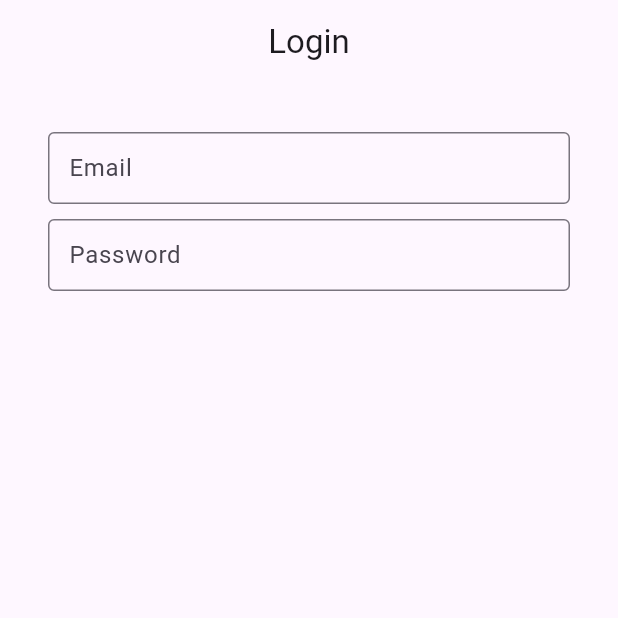
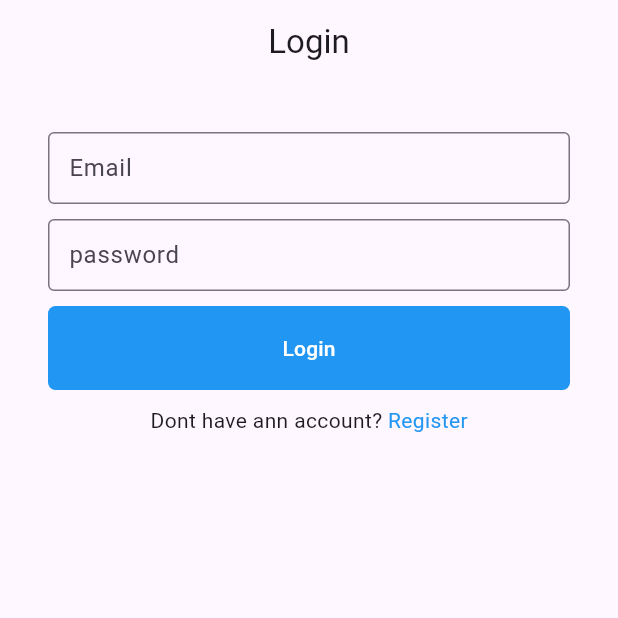
Before and after one commit to Huzaifa-Afraz/flutter-with-laravel, a Flutter app: the screen it shows after launch, on a phone screen of 412 x 824 dp, the top half of it. Run offline on Flutter 3.47's test engine with Material 3 defaults, Android fonts, the phone set to English and light mode, and no system bars; our stand-ins replace fluttertoast, shared_preferences; missing offline and left inert: dart:ffi.

Commit message:
login, registration and logout functionality complete

```diff
--- a/lib/constant.dart
+++ b/lib/constant.dart
@@ -1,8 +1,12 @@
 //     url
+import 'package:flutter/material.dart';
+// import 'package:fluttertoast/fluttertoast.dart';
+import 'package:fluttertoast/fluttertoast.dart';
+
 const baseURL = 'http://127.0.0.1:8000';
-const loginURL = '$baseURL/login';
-const registerURL = '$baseURL/register';
-const logoutURL = '$baseURL/logout';
+const loginURL = '$baseURL/api/login';
+const registerURL = '$baseURL/api/register';
+const logoutURL = '$baseURL/api/logout';
 const userURL = '$baseURL/user';
 const postsURL = '$baseURL/posts';
 const commentsURL = '$baseURL/comments';
@@ -11,3 +15,73 @@ const commentsURL = '$baseURL/comments';
 const serverError = 'server error';
 const unauthorizedError = 'unauthorized';
 const somethingwentwrongError = 'some thing went wrong';
+
+InputDecoration inpDecoration(String label) {
+  return InputDecoration(
+      labelText: label,
+      contentPadding: EdgeInsets.all(10),
+      border: OutlineInputBorder(
+          borderSide: BorderSide(width: 1, color: Colors.black)));
+}
+
+// buttons
+
+TextButton txtButton(String name, Function onpressed) {
+  return (TextButton(
+    onPressed: () => onpressed(),
+    child: Text(
+      name,
+      style: TextStyle(color: Colors.white),
+    ),
+    style: ButtonStyle(
+      backgroundColor: MaterialStateColor.resolveWith((states) => Colors.blue),
+      padding: MaterialStateProperty.resolveWith(
+          (states) => const EdgeInsets.symmetric(vertical: 18)),
+      shape:
+          MaterialStateProperty.resolveWith((states) => RoundedRectangleBorder(
+                borderRadius: BorderRadius.circular(5.0),
+              )),
+    ),
+  ));
+}
+
+// remember register
+Row remRegister(String text, String label, Function onTap) {
+  return Row(
+    mainAxisAlignment: MainAxisAlignment.center,
+    children: [
+      Text(text),
+      GestureDetector(
+        child: Text(
+          label,
+          style: TextStyle(color: Colors.blue),
+        ),
+        onTap: () => onTap(),
+      )
+    ],
+  );
+}
+
+// show SnackBar
+// void showSnackBar(BuildContext context, String message) {
+//   ScaffoldMessenger.of(context).showSnackBar(
+//     SnackBar(content: Text(message)),
+//   );
+// }
+void showSnackBar(BuildContext context, String message) {
+  ScaffoldMessenger.of(context).showSnackBar(
+    SnackBar(content: Text(message)),
+  );
+}
+
+void showNotification(String message) {
+  Fluttertoast.showToast(
+    msg: message,
+    toastLength: Toast.LENGTH_SHORT,
+    gravity: ToastGravity.BOTTOM,
+    timeInSecForIosWeb: 1,
+    backgroundColor: Colors.red,
+    textColor: Colors.white,
+    fontSize: 16.0,
+  );
+}
--- a/lib/models/User.dart
+++ b/lib/models/User.dart
@@ -11,6 +11,6 @@ class User {
         name: json['user']['name'],
         image: json['user']['image'],
         email: json['user']['email'],
-        token: json['user']['token']);
+        token: json['token']);
   }
 }
--- a/lib/screens/loading.dart
+++ b/lib/screens/loading.dart
@@ -33,8 +33,17 @@ class _LoadingState extends State<Loading> {
           (route) => false,
         );
       } else {
-        ScaffoldMessenger.of(context)
-            .showSnackBar(SnackBar(content: Text('${responce.error}')));
+        // ScaffoldMessenger.of(context)
+        //     .showSnackBar(SnackBar(content: Text('${responce.error}')));
+        Navigator.of(context).pushAndRemoveUntil(
+          MaterialPageRoute(builder: ((context) => const Login())),
+          (route) => false,
+        );
+        // ScaffoldMessenger.of(context)
+        //     .showSnackBar(SnackBar(content: Text('${responce.error}')));
+        // showSnackBar(context, '${responce.error}');
+        // showSnackBar(context, 'message');
+        // showNotification('${responce.error}');
       }
     }
   }
--- a/lib/screens/login.dart
+++ b/lib/screens/login.dart
@@ -1,4 +1,13 @@
+import 'dart:math';
+
+import 'package:blog_front_end/constant.dart';
+import 'package:blog_front_end/models/User.dart';
+import 'package:blog_front_end/models/api_responce.dart';
+import 'package:blog_front_end/screens/home.dart';
+import 'package:blog_front_end/screens/register.dart';
+import 'package:blog_front_end/services/user_services.dart';
 import 'package:flutter/material.dart';
+import 'package:shared_preferences/shared_preferences.dart';
 
 class Login extends StatefulWidget {
   const Login({super.key});
@@ -11,44 +20,83 @@ class _LoginState extends State<Login> {
   final GlobalKey<FormState> formkey = GlobalKey<FormState>();
   TextEditingController emailText = TextEditingController();
   TextEditingController passwordText = TextEditingController();
+  bool loading = false;
+  void _loginUser() async {
+    ApiResponce responce = await login(emailText.text, passwordText.text);
+    if (responce.error == null) {
+      _saveAndRedirectToHome(responce.data as User);
+    } else {
+      setState(() {
+        loading = false;
+      });
+      ScaffoldMessenger.of(context)
+          .showSnackBar(SnackBar(content: Text('${responce.error}')));
+    }
+  }
+
+  void _saveAndRedirectToHome(User user) async {
+    SharedPreferences pref = await SharedPreferences.getInstance();
+    await pref.setString('token', user.token ?? '');
+    await pref.setInt('userid', user.id ?? 0);
+    Navigator.of(context).pushAndRemoveUntil(
+      MaterialPageRoute(builder: ((context) => const Home())),
+      (route) => false,
+    );
+  }
+
   @override
   Widget build(BuildContext context) {
     return Scaffold(
       appBar: AppBar(
-        title: Text('Login'),
+        title: const Text('Login'),
         centerTitle: true,
       ),
       body: Form(
           key: formkey,
           child: ListView(
-            padding: EdgeInsets.all(32),
+            padding: const EdgeInsets.all(32),
             children: [
               TextFormField(
                 keyboardType: TextInputType.emailAddress,
                 controller: emailText,
                 validator: (value) => value!.isEmpty ? "Invalid email" : null,
-                decoration: InputDecoration(
-                    labelText: 'Email',
-                    contentPadding: EdgeInsets.all(10),
-                    border: OutlineInputBorder(
-                        borderSide: BorderSide(width: 1, color: Colors.black))),
+                decoration: inpDecoration('Email'),
               ),
-              SizedBox(
+              const SizedBox(
                 height: 10,
               ),
               TextFormField(
                 keyboardType: TextInputType.emailAddress,
                 controller: passwordText,
                 obscureText: true,
-                validator: (value) => value!.isEmpty
-                    ? "min password length should be 5 char"
+                validator: (value) => value!.length < 5
+                    ? "password length should be at least 5 char"
                     : null,
-                decoration: InputDecoration(
-                    labelText: 'Password',
-                    contentPadding: EdgeInsets.all(10),
-                    border: OutlineInputBorder(
-                        borderSide: BorderSide(width: 1, color: Colors.black))),
+                decoration: inpDecoration('password'),
               ),
+              const SizedBox(
+                height: 10,
+              ),
+              loading
+                  ? const Center(
+                      child: CircularProgressIndicator(),
+                    )
+                  : txtButton('Login', () {
+                      if (formkey.currentState!.validate()) {
+                        setState(() {
+                          loading = true;
+                          _loginUser();
+                        });
+                      }
+                    }),
+              const SizedBox(
+                height: 10,
+              ),
+              remRegister('Dont have ann account? ', "Register", () {
+                Navigator.of(context).pushAndRemoveUntil(
+                    MaterialPageRoute(builder: (context) => const Register()),
+                    (route) => false);
+              })
             ],
           )),
     );
--- a/lib/services/user_services.dart
+++ b/lib/services/user_services.dart
@@ -26,7 +26,8 @@ Future<ApiResponce> login(String email, String password) async {
         apiResponce.error = jsonDecode(responce.body)['msg'];
         break;
       default:
-        apiResponce.error = somethingwentwrongError;
+        apiResponce.error =
+            'Unexpected status code: ${responce.statusCode}' + loginURL;
         break;
     }
   } catch (e) {
--- a/pubspec.yaml
+++ b/pubspec.yaml
@@ -38,6 +38,8 @@ dependencies:
   http: ^1.1.2
   image_picker: ^1.0.7
   shared_preferences: ^2.2.2
+  fluttertoast: ^8.2.4
+
 
 dev_dependencies:
   flutter_test:
```
Also changed, not shown: lib/screens/home.dart (+16 -1 lines), lib/screens/register.dart (+123 -0 lines), pubspec.lock.
